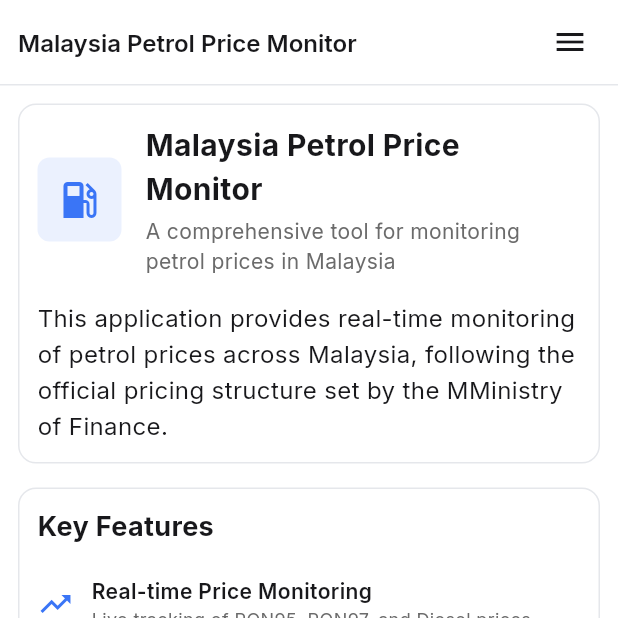
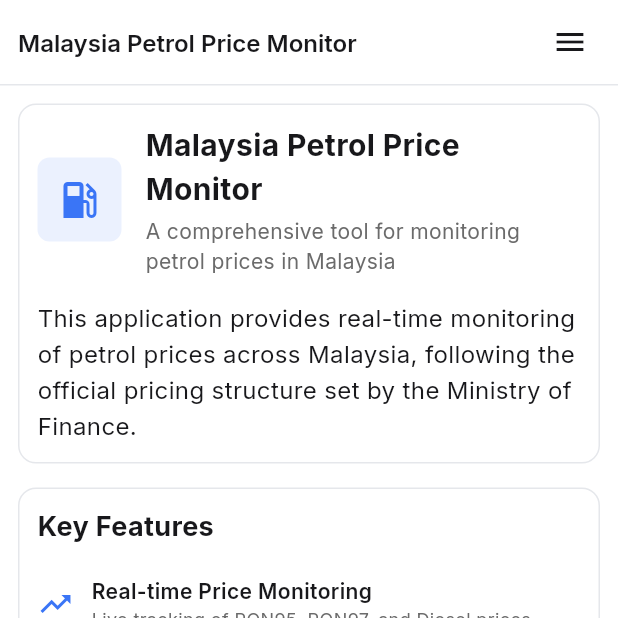
Before and after one commit to huajiann/my_petrol_monitoring, a Flutter app: the AboutScreen screen opened by its route, on a phone screen of 412 x 824 dp, the top half of it. Run offline on Flutter 3.47's test engine with Material 3 defaults, Android fonts, the light colour scheme and no system bars; our stand-ins replace cloud_firestore, firebase_core, fl_chart, go_router, google_fonts, shared_preferences; missing offline and left inert: dart:js; accounts and stored records are empty; statements that could not run were skipped.

Commit message:
fix: typo

```diff
--- a/lib/screens/about/about_screen.dart
+++ b/lib/screens/about/about_screen.dart
@@ -83,7 +83,7 @@ class AboutScreen extends StatelessWidget {
           ),
           const SizedBox(height: 16),
           const Text(
-            'This application provides real-time monitoring of petrol prices across Malaysia, following the official pricing structure set by the MMinistry of Finance.',
+            'This application provides real-time monitoring of petrol prices across Malaysia, following the official pricing structure set by the Ministry of Finance.',
             style: TextStyle(
               fontSize: 16,
               height: 1.5,
```
